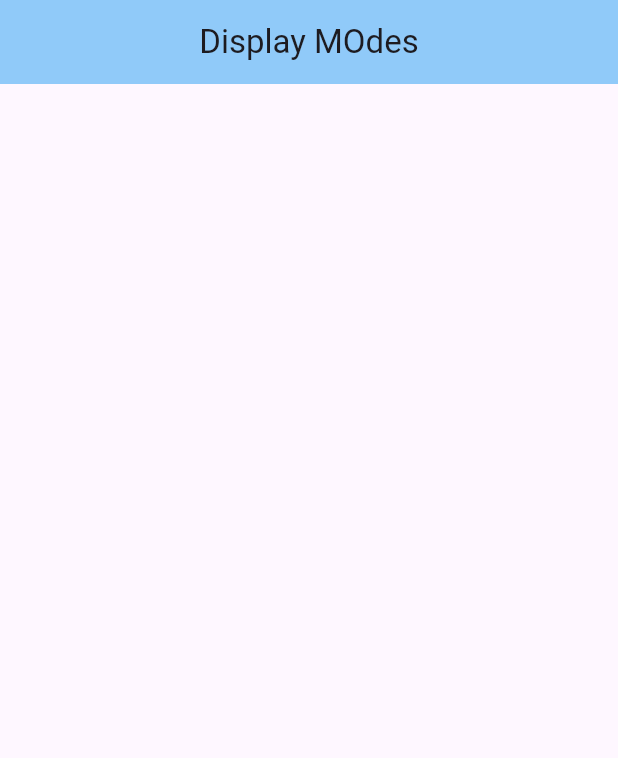
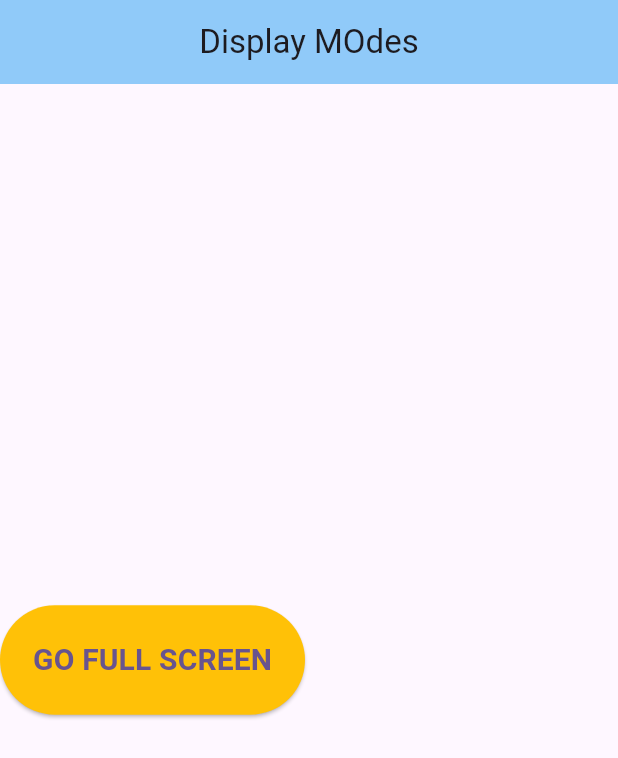
Before and after one commit to sohasara/Flutter-Full-Screen, a Flutter app: the screen it shows after launch, on a phone screen of 412 x 824 dp. Shown: the top 758 px of the screen. Run offline on Flutter 3.47's test engine with Material 3 defaults, Android fonts, the phone set to English and light mode, and no system bars.

Commit message:
add button

```diff
--- a/lib/home.dart
+++ b/lib/home.dart
@@ -11,6 +11,28 @@ class HomePage extends StatelessWidget {
         centerTitle: true,
         title: const Text('Display MOdes'),
       ),
+      body: IntrinsicWidth(
+        child: Column(
+          mainAxisAlignment: MainAxisAlignment.spaceEvenly,
+          crossAxisAlignment: CrossAxisAlignment.center,
+          children: [
+            ElevatedButton(
+              style: ElevatedButton.styleFrom(
+                backgroundColor: Colors.amber,
+                padding: const EdgeInsets.all(22),
+              ),
+              onPressed: () {},
+              child: const Text(
+                'GO FULL SCREEN',
+                style: TextStyle(
+                  fontSize: 20,
+                  fontWeight: FontWeight.bold,
+                ),
+              ),
+            )
+          ],
+        ),
+      ),
     );
   }
 }
```
